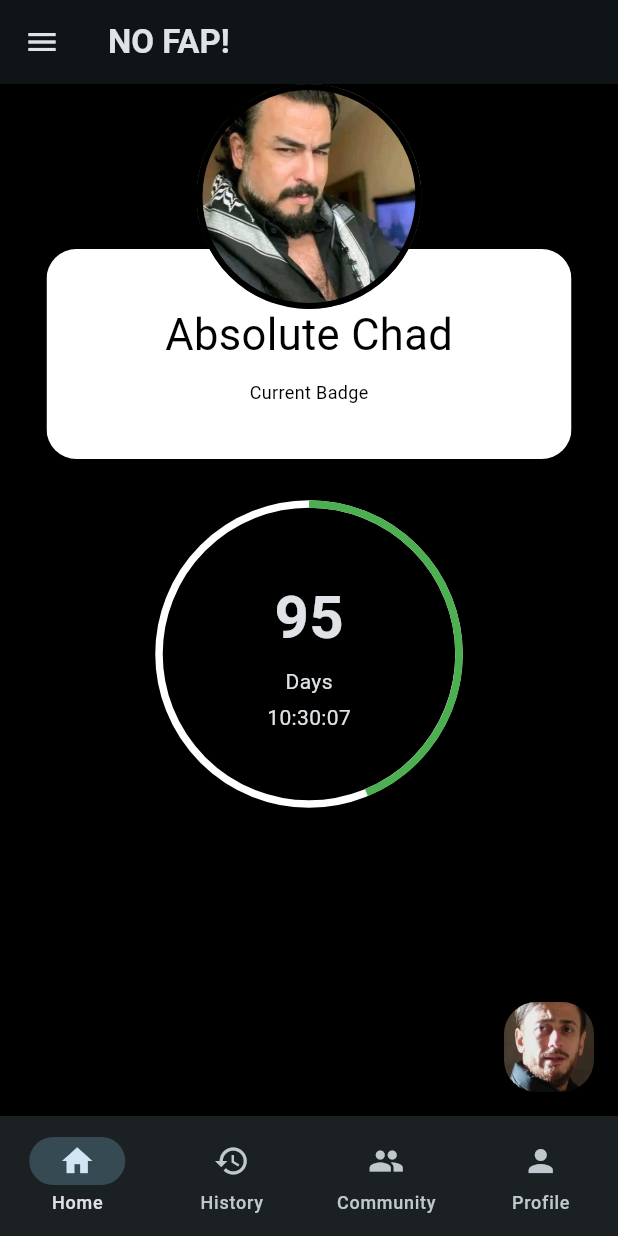
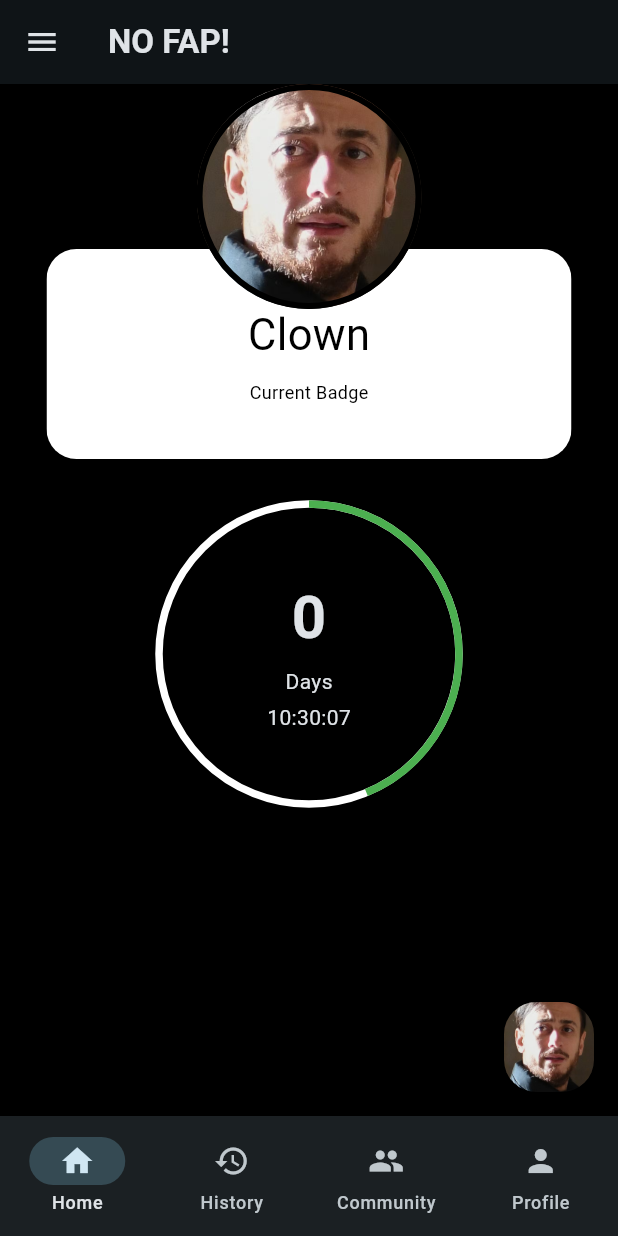
Before and after one commit to marouaneMJH/el_mouharinbin_api, a Flutter app: the screen it shows after launch, on a phone screen of 412 x 824 dp. Run offline on Flutter 3.47's test engine with Material 3 defaults, Android fonts, the phone set to English and light mode, and no system bars.

Commit message:
Refactor main app structure and add HomePage widget for improved badge display and progress tracking

```diff
--- a/lib/main.dart
+++ b/lib/main.dart
@@ -25,26 +25,7 @@ class MyApp extends StatelessWidget {
           title: Text('NO FAP!', style: TextStyle(fontWeight: FontWeight.bold)),
         ),
 
-        body: Center(
-          child: Column(
-            spacing: 30,
-
-            children: [
-              Stack(
-                alignment: Alignment.center,
-                children: [
-                  Padding(
-                    padding: EdgeInsets.only(top: 110), // Push the box down
-                    child: BadgeTitleBox(),
-                  ),
-                  Positioned(top: 0, child: CurrentBadgeImages()),
-                ],
-              ),
-
-              CounterProgressCircle(),
-            ],
-          ),
-        ),
+        body: HomePage(),
         backgroundColor: Colors.black,
         floatingActionButton: ResetToLoserButton(),
         drawer: DrawerAllBadges(),
@@ -56,7 +37,8 @@ class MyApp extends StatelessWidget {
 }
 
 class CurrentBadgeImages extends StatelessWidget {
-  final String imagePath = "assets/images/chad.png";
+  final String imagePath;
+  const CurrentBadgeImages({super.key, required this.imagePath});
 
   @override
   Widget build(BuildContext context) {
@@ -134,20 +116,26 @@ class ResetToLoserButton extends StatelessWidget {
 }
 
 class CounterProgressCircle extends StatefulWidget {
-  const CounterProgressCircle({super.key});
+  int currentDate;
+  DateTime constantTime;
+  CounterProgressCircle({super.key, this.currentDate = 95, DateTime? time})
+    : constantTime = time ?? DateTime.now();
 
   @override
-  State<CounterProgressCircle> createState() => _CounterProgressCircleState();
+  State<CounterProgressCircle> createState() => _CounterProgressCircleState(
+    currentDate: this.currentDate,
+    time: this.constantTime,
+  );
 }
 
 class _CounterProgressCircleState extends State<CounterProgressCircle> {
-  int currentDate = 95;
-  // Replace this line:
-  DateTime constantTime = DateTime.now();
+  int currentDate;
+  DateTime constantTime;
   late double progress;
 
-  // With a constant date:
-  // final String constantTime = "12:34:56"; // Your fixed time
+  // Constructor that initializes both currentDate and constantTime
+  _CounterProgressCircleState({this.currentDate = 95, DateTime? time})
+    : constantTime = time ?? DateTime.now();
 
   // Timer for updating the time every second
   late Timer timer;
@@ -364,6 +352,46 @@ class SingleBadge extends StatelessWidget {
   }
 }
 
+class HomePage extends StatelessWidget {
+  DateTime? lastDateTime;
+  late CompleteBadge completeBadge;
+  HomePage({super.key, this.lastDateTime}) {
+    completeBadge = calculateCompleteBadge(lastDateTime ?? DateTime.now());
+  }
+
+  @override
+  Widget build(BuildContext context) {
+    return Center(
+      child: Column(
+        spacing: 30,
+
+        children: [
+          Stack(
+            alignment: Alignment.center,
+            children: [
+              Padding(
+                padding: EdgeInsets.only(top: 110), // Push the box down
+                child: BadgeTitleBox(title: completeBadge.badgeTitle),
+              ),
+              Positioned(
+                top: 0,
+                child: CurrentBadgeImages(
+                  imagePath: completeBadge.badgeAvatarPath,
+                ),
+              ),
+            ],
+          ),
+
+          CounterProgressCircle(
+            currentDate: completeBadge.days,
+            time: completeBadge.time,
+          ),
+        ],
+      ),
+    );
+  }
+}
+
 double calculateProgress(DateTime date) {
   // Calculate progress as a ratio of how far through the day we are
   // Returns a value between 0.0 and 1.0
@@ -378,3 +406,39 @@ double calculateProgress(DateTime date) {
   // Calculate progress (how far through the day we are)
   return secondsElapsed / totalSecondsInDay;
 }
+
+class CompleteBadge {
+  String badgeTitle;
+  String badgeAvatarPath;
+  int days;
+  DateTime time;
+
+  CompleteBadge(this.badgeTitle, this.badgeAvatarPath, this.days, this.time);
+}
+
+// function that calculate the current user badge from a initial datetime
+CompleteBadge calculateCompleteBadge(DateTime dateTime) {
+  // Calculate number of days since the provided date
+  final now = DateTime.now();
+  final difference = now.difference(dateTime);
+  final days = difference.inDays;
+
+  // Determine badge based on the number of days
+  String badgeTitle;
+  String badgeAvatarPath = 'assets/images/loser.png';
+
+  if (days >= 90) {
+    badgeTitle = "Absolute Chad";
+    badgeAvatarPath = 'assets/images/chad.png';
+  } else if (days >= 60) {
+    badgeTitle = "Warrior";
+    badgeAvatarPath = 'assets/images/warrior.png';
+  } else if (days >= 30) {
+    badgeTitle = "Beginner";
+    badgeAvatarPath = 'assets/images/beginner.png';
+  } else {
+    badgeTitle = "Clown";
+  }
+
+  return CompleteBadge(badgeTitle, badgeAvatarPath, days, dateTime);
+}
```
